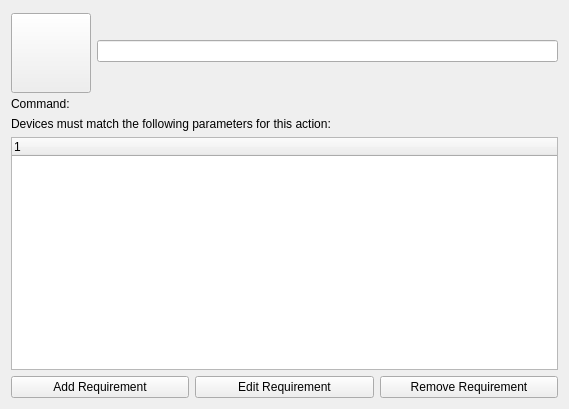
Before: the Qt Designer form solid/solid-actions-kcm/solid-action-edit.ui in RJVB/kdm5.prev, drawn with Qt 5.
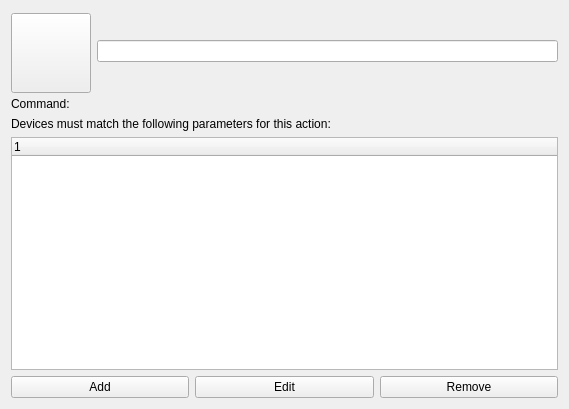
After: the same form once the commit is applied. Custom widgets are drawn as their Qt base class.

Commit message: Use standard gui items where available. Fix the usage of icons elsewhere. Add more informative text for Command line edit

What changed in the file:
```diff
--- a/solid/solid-actions-kcm/solid-action-edit.ui
+++ b/solid/solid-actions-kcm/solid-action-edit.ui
@@ -101,7 +101,7 @@
         <string>Add a new requirement</string>
        </property>
        <property name="text">
-        <string>Add Requirement</string>
+        <string>Add</string>
        </property>
       </widget>
      </item>
@@ -111,7 +111,7 @@
         <string>Edit current requirement</string>
        </property>
        <property name="text">
-        <string>Edit Requirement</string>
+        <string>Edit</string>
        </property>
       </widget>
      </item>
@@ -121,7 +121,7 @@
         <string>Remove current requirement</string>
        </property>
        <property name="text">
-        <string>Remove Requirement</string>
+        <string>Remove</string>
        </property>
       </widget>
      </item>
```
Left out of the diff: 7 changed lines with no effect on the pictures. The commit also changes 4 other files.
